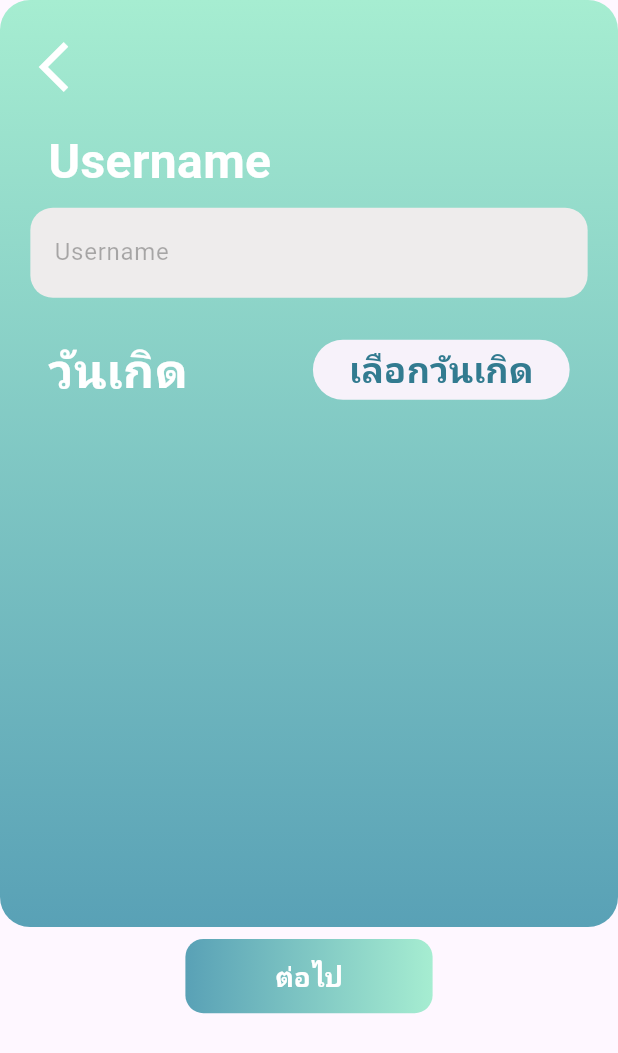
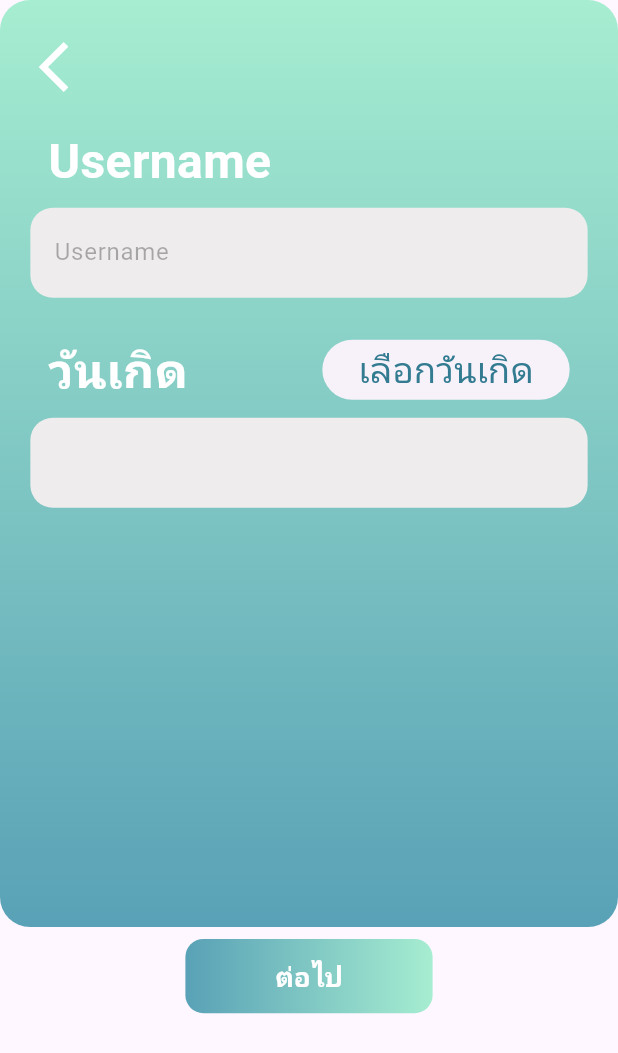
Before and after one commit to TaNuNian/workmai, a Flutter app: the CreateAccNess screen opened by its route, on a phone screen of 412 x 824 dp. Shown: the top 1053 px of the screen. Run offline on Flutter 3.47's test engine with Material 3 defaults, Android fonts, the phone set to English and light mode, and no system bars; our stand-ins replace cloud_firestore, firebase_auth, firebase_core, form_field_validator, google_fonts; accounts and stored records are empty; Roboto replaces fonts that are missing (Sarabun).

Commit message:
create_acc_birthday.dart

```diff
--- a/lib/src/pre_pages/create_account_pages/create_acc_wg/create_acc_birthday.dart
+++ b/lib/src/pre_pages/create_account_pages/create_acc_wg/create_acc_birthday.dart
@@ -18,7 +18,24 @@ class _CreateAccBirthdayState extends State<CreateAccBirthday> {
       padding: const EdgeInsets.all(12),
       child: Column(
         children: [
-          CreateAccBirthdayHeader(),
+          const CreateAccBirthdayHeader(),
+          Container(
+            width: double.infinity,
+            height: 60,
+            decoration: BoxDecoration(
+              color: const Color(0xffEEECEC),
+              borderRadius: BorderRadius.circular(15),
+            ),
+            child: Padding(
+              padding: const EdgeInsets.symmetric(vertical: 6, horizontal: 16),
+              child: Text(
+                '', // TODO: SHOW SELECTED BIRTHDAY
+                style: GoogleFonts.sarabun(
+                  color: Colors.black.withOpacity(0.3),
+                ),
+              ),
+            ),
+          )
         ],
       ),
     );
--- a/lib/src/pre_pages/create_account_pages/create_acc_wg/create_acc_birthday_header.dart
+++ b/lib/src/pre_pages/create_account_pages/create_acc_wg/create_acc_birthday_header.dart
@@ -28,7 +28,6 @@ class CreateAccBirthdayHeader extends StatelessWidget {
               'เลือกวันเกิด',
               style: GoogleFonts.sarabun(
                   fontSize: 24,
-                  fontWeight: FontWeight.bold,
                   color: const Color(0xff327B90)),
             ),
           )
```
